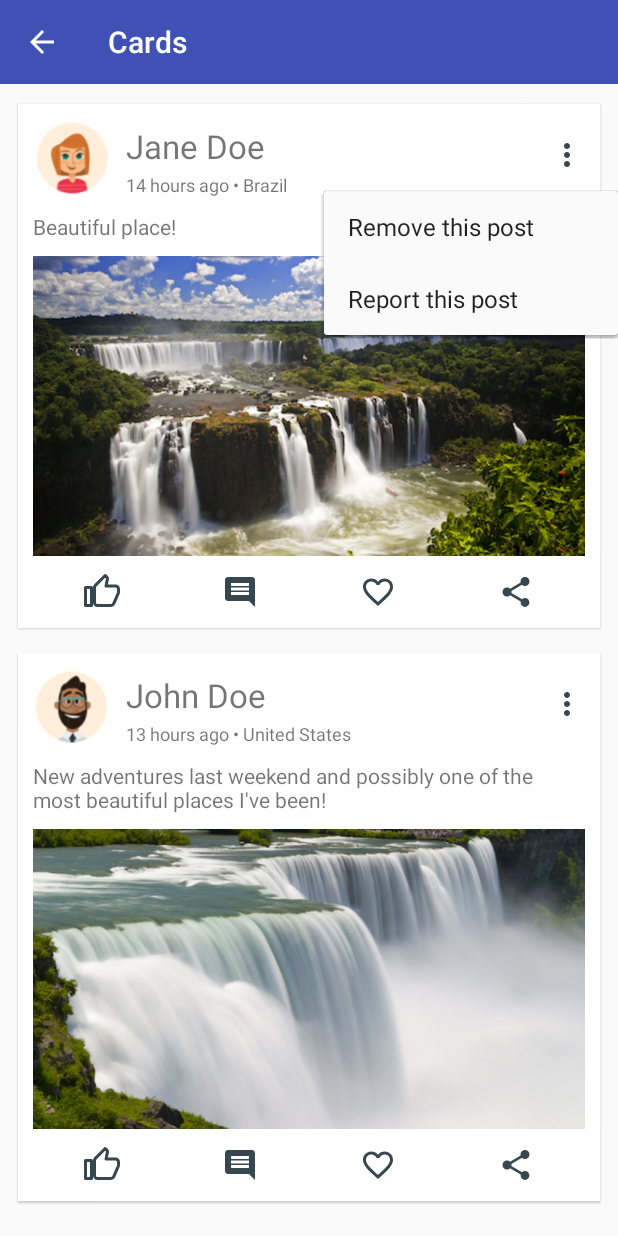
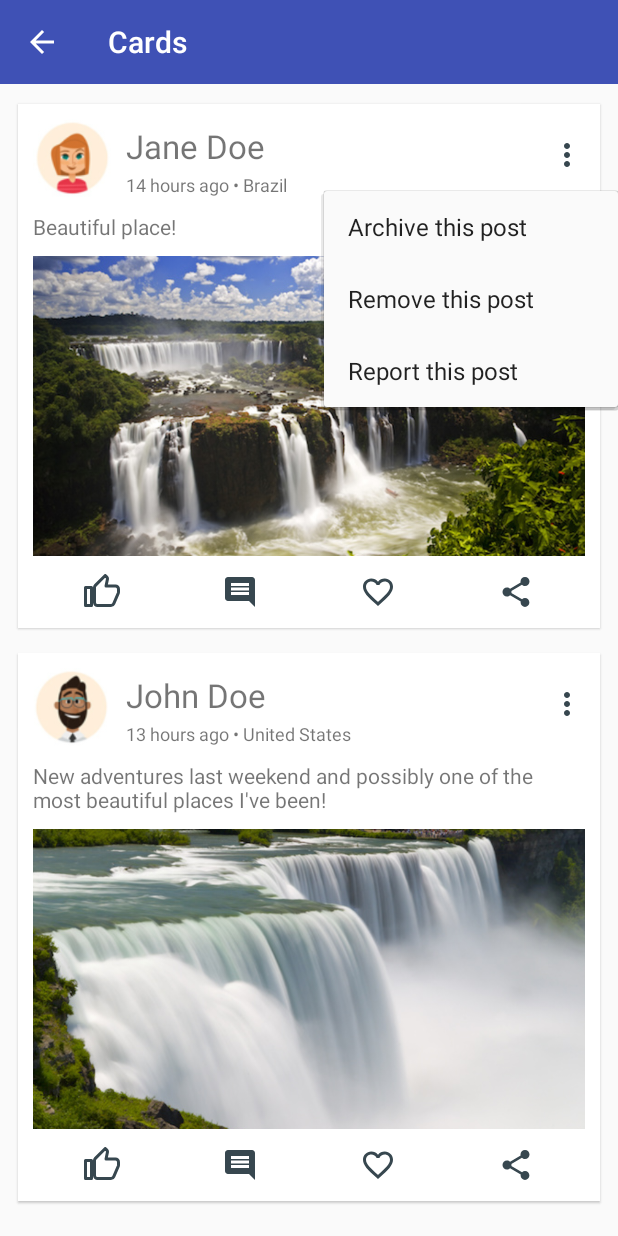
Before and after one commit to renatoi/LearningAndroidAccessibility, an Android app: the CardsActivity screen opened directly, with no data from a screen before it, after a tap on an icon or button, on a phone screen of 412 x 824 dp. Run offline under Robolectric (Android 15) with nearby library versions, the phone set to English and light mode, and no system bars.

Commit message:
solved alternative actions as recorded

```diff
--- a/app/src/main/res/menu/cards_card_more_options_menu.xml
+++ b/app/src/main/res/menu/cards_card_more_options_menu.xml
@@ -1,5 +1,10 @@
 <?xml version="1.0" encoding="utf-8"?>
 <menu xmlns:android="http://schemas.android.com/apk/res/android" >
+
+    <item
+        android:id="@+id/cards_card_archive"
+        android:title="@string/cards_card_archive_this_post"/>
+
     <item
         android:id="@+id/cards_card_remove"
         android:title="@string/cards_card_remove_this_post"/>
--- a/app/src/main/res/values/strings.xml
+++ b/app/src/main/res/values/strings.xml
@@ -77,6 +77,7 @@
     <string name="cards_title">Cards</string>
     <string name="cards_share_via">Share via</string>
     <string name="cards_timeloc_format">%1$s • %2$s</string>
+    <string name="cards_card_archive_this_post">Archive this post</string>
     <string name="cards_card_remove_this_post">Remove this post</string>
     <string name="cards_card_report_this_post">Report this post</string>
 
```
